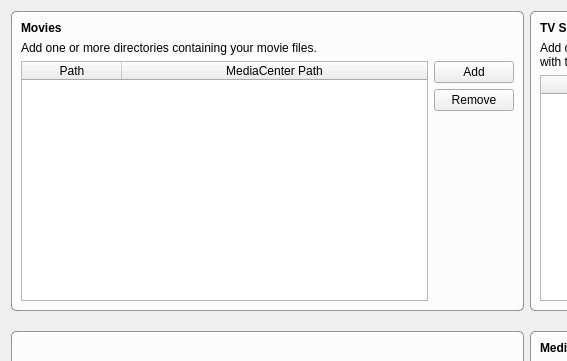
Before: the Qt Designer form SettingsWidget.ui in Komet/MediaElch, drawn with Qt 5; both pictures show x 0 to 567 and y 0 to 361 of the 1053 by 681 pixel window.
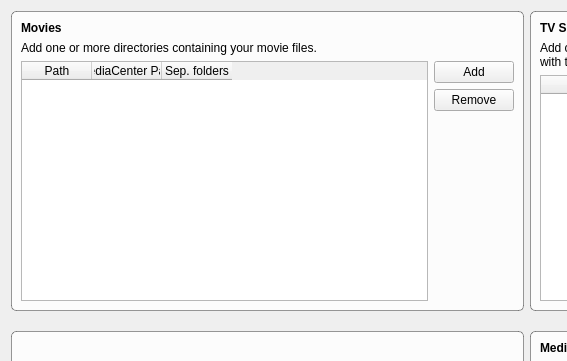
After: the same form once the commit is applied.

Commit message: Fixes #4 Option added: movies in separate folders

Patch:
```diff
--- a/SettingsWidget.ui
+++ b/SettingsWidget.ui
@@ -77,8 +77,8 @@
          <layout class="QHBoxLayout" name="horizontalLayout_2" stretch="0,0">
           <item>
            <widget class="QTableWidget" name="movieDirs">
-            <attribute name="horizontalHeaderStretchLastSection">
-             <bool>true</bool>
+            <attribute name="horizontalHeaderDefaultSectionSize">
+             <number>70</number>
             </attribute>
             <attribute name="verticalHeaderVisible">
              <bool>false</bool>
@@ -93,6 +93,11 @@
               <string>MediaCenter Path</string>
              </property>
             </column>
+            <column>
+             <property name="text">
+              <string>Sep. folders</string>
+             </property>
+            </column>
            </widget>
           </item>
           <item>
```
The commit also changes 8 other files.
